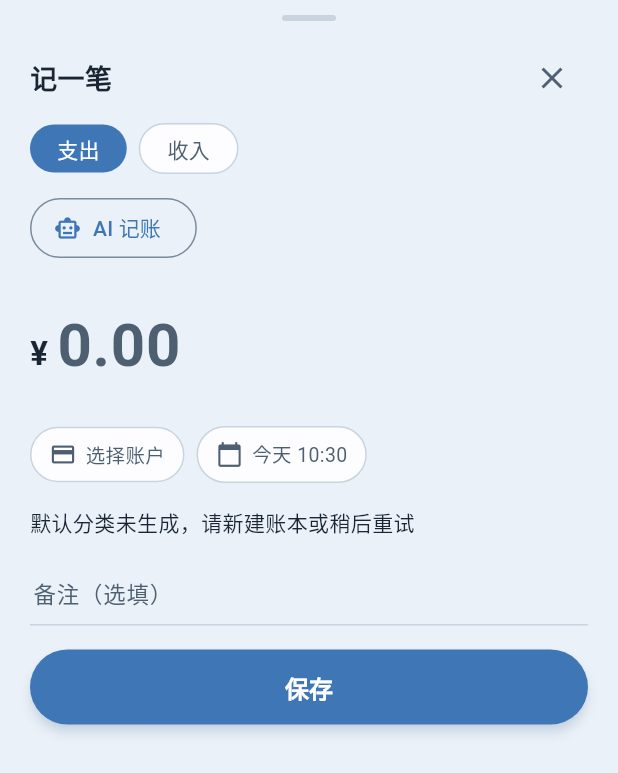
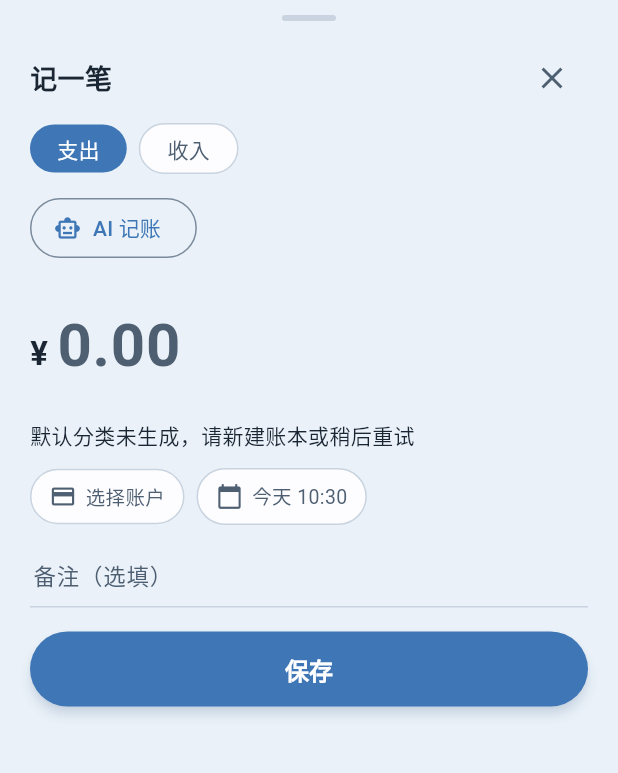
Before and after one commit to KaltsitLLL/timebook, a Flutter app: the AddTransactionSheet widget shown alone on an empty page, opened directly, on a phone screen of 412 x 824 dp. Shown: the top 773 px of the screen. Run offline on Flutter 3.47's test engine with Material 3 defaults, Android fonts, the phone set to English and light mode, and no system bars; our stand-ins replace drift, drift_flutter, file_picker, fl_chart, flutter_local_notifications, flutter_riverpod and 2 more; missing offline and left inert: gbk_codec; accounts and stored records are empty; generated files the repository leaves out were written again.

Commit message:
fix(bookkeeping): 记一笔区块顺序对齐原型（宫格在上、账户chips在下）

```diff
--- a/timebook/lib/features/bookkeeping/presentation/add_transaction_sheet.dart
+++ b/timebook/lib/features/bookkeeping/presentation/add_transaction_sheet.dart
@@ -339,7 +339,23 @@ class _AddTransactionSheetState extends ConsumerState<AddTransactionSheet> {
                       color: Colors.green, fontWeight: FontWeight.w600)),
             ),
           ),
-        const SizedBox(height: 16),
+        const SizedBox(height: 12),
+        if (cats.isEmpty)
+          const Text('默认分类未生成，请新建账本或稍后重试')
+        else
+          GridView.count(
+            crossAxisCount: 4,
+            shrinkWrap: true,
+            physics: const NeverScrollableScrollPhysics(),
+            mainAxisSpacing: 8,
+            crossAxisSpacing: 8,
+            childAspectRatio: 1.1,
+            children: [
+              for (var i = 0; i < cats.length; i++)
+                _builtCategoryCell(cats[i], i),
+            ],
+          ),
+        const SizedBox(height: 12),
         Row(
           children: [
             Material(
@@ -407,23 +423,7 @@ class _AddTransactionSheetState extends ConsumerState<AddTransactionSheet> {
             ),
           ],
         ),
-        const SizedBox(height: 16),
-        if (cats.isEmpty)
-          const Text('默认分类未生成，请新建账本或稍后重试')
-        else
-          GridView.count(
-            crossAxisCount: 4,
-            shrinkWrap: true,
-            physics: const NeverScrollableScrollPhysics(),
-            mainAxisSpacing: 8,
-            crossAxisSpacing: 8,
-            childAspectRatio: 1.1,
-            children: [
-              for (var i = 0; i < cats.length; i++)
-                _builtCategoryCell(cats[i], i),
-            ],
-          ),
-        const SizedBox(height: 16),
+        const SizedBox(height: 12),
         // 备注输入（原型：无边框 + 底部 1px outlineVariant、padding 10/2、字号 15、hint 灰显）
         TextField(
           key: const Key('memo_field'),
```
